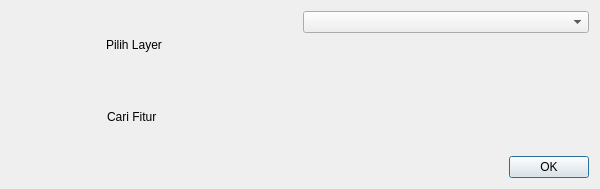
Old version of the form ui/pencarian_fitur.ui in the repository nyanyaon/GeoKKP-GIS.
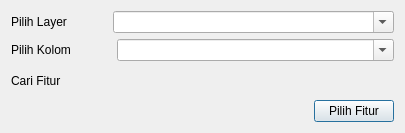
New version of the form. Custom widgets are drawn as their Qt base class.

Commit message: add tool pencarian fitur

The edit to the form file:
```diff
--- a/ui/pencarian_fitur.ui
+++ b/ui/pencarian_fitur.ui
@@ -6,20 +6,33 @@
    <rect>
     <x>0</x>
     <y>0</y>
-    <width>600</width>
-    <height>189</height>
+    <width>405</width>
+    <height>133</height>
    </rect>
   </property>
+  <property name="sizePolicy">
+   <sizepolicy hsizetype="Preferred" vsizetype="Preferred">
+    <horstretch>0</horstretch>
+    <verstretch>0</verstretch>
+   </sizepolicy>
+  </property>
   <property name="windowTitle">
    <string>Pencarian Atribut</string>
   </property>
+  <property name="sizeGripEnabled">
+   <bool>false</bool>
+  </property>
   <layout class="QGridLayout" name="gridLayout">
+   <property name="sizeConstraint">
+    <enum>QLayout::SetMinimumSize</enum>
+   </property>
    <item row="0" column="0">
-    <layout class="QVBoxLayout" name="verticalLayout_3">
-     <item>
-      <layout class="QHBoxLayout" name="horizontalLayout_4">
+    <layout class="QVBoxLayout" name="verticalLayout_2">
        <item>
         <layout class="QVBoxLayout" name="verticalLayout">
+       <property name="sizeConstraint">
+        <enum>QLayout::SetMinimumSize</enum>
+       </property>
          <item>
           <layout class="QHBoxLayout" name="horizontalLayout">
            <item>
@@ -51,58 +64,89 @@
              </property>
             </spacer>
            </item>
-          </layout>
-         </item>
-         <item>
-          <layout class="QHBoxLayout" name="horizontalLayout_2">
-           <item>
-            <widget class="QLabel" name="label_8">
-             <property name="sizePolicy">
-              <sizepolicy hsizetype="Maximum" vsizetype="Preferred">
-               <horstretch>0</horstretch>
-               <verstretch>0</verstretch>
-              </sizepolicy>
-             </property>
-             <property name="text">
-              <string>Cari Fitur </string>
-             </property>
-            </widget>
-           </item>
-           <item>
-            <spacer name="horizontalSpacer_2">
-             <property name="orientation">
-              <enum>Qt::Horizontal</enum>
-             </property>
-             <property name="sizeType">
-              <enum>QSizePolicy::Preferred</enum>
-             </property>
-             <property name="sizeHint" stdset="0">
-              <size>
-               <width>40</width>
-               <height>20</height>
-              </size>
-             </property>
-            </spacer>
-           </item>
-          </layout>
-         </item>
-        </layout>
-       </item>
-       <item>
-        <layout class="QVBoxLayout" name="verticalLayout_2">
          <item>
           <widget class="QgsMapLayerComboBox" name="layerAsal">
-           <property name="sizePolicy">
-            <sizepolicy hsizetype="Minimum" vsizetype="Fixed">
-             <horstretch>0</horstretch>
-             <verstretch>0</verstretch>
-            </sizepolicy>
+           <property name="editable">
+            <bool>true</bool>
            </property>
            <property name="showCrs">
             <bool>true</bool>
            </property>
           </widget>
          </item>
+        </layout>
+       </item>
+       <item>
+        <layout class="QHBoxLayout" name="horizontalLayout_5">
+         <item>
+          <widget class="QLabel" name="label_10">
+           <property name="sizePolicy">
+            <sizepolicy hsizetype="Maximum" vsizetype="Preferred">
+             <horstretch>0</horstretch>
+             <verstretch>0</verstretch>
+            </sizepolicy>
+           </property>
+           <property name="text">
+            <string>Pilih Kolom</string>
+           </property>
+          </widget>
+         </item>
+         <item>
+          <spacer name="horizontalSpacer_4">
+           <property name="orientation">
+            <enum>Qt::Horizontal</enum>
+           </property>
+           <property name="sizeType">
+            <enum>QSizePolicy::Preferred</enum>
+           </property>
+           <property name="sizeHint" stdset="0">
+            <size>
+             <width>40</width>
+             <height>20</height>
+            </size>
+           </property>
+          </spacer>
+         </item>
+         <item>
+          <widget class="QgsFieldComboBox" name="kolomLayer">
+           <property name="editable">
+            <bool>true</bool>
+           </property>
+          </widget>
+         </item>
+        </layout>
+       </item>
+       <item>
+        <layout class="QHBoxLayout" name="horizontalLayout_2">
+         <item>
+          <widget class="QLabel" name="label_11">
+           <property name="sizePolicy">
+            <sizepolicy hsizetype="Maximum" vsizetype="Preferred">
+             <horstretch>0</horstretch>
+             <verstretch>0</verstretch>
+            </sizepolicy>
+           </property>
+           <property name="text">
+            <string>Cari Fitur</string>
+           </property>
+          </widget>
+         </item>
+         <item>
+          <spacer name="horizontalSpacer_5">
+           <property name="orientation">
+            <enum>Qt::Horizontal</enum>
+           </property>
+           <property name="sizeType">
+            <enum>QSizePolicy::Preferred</enum>
+           </property>
+           <property name="sizeHint" stdset="0">
+            <size>
+             <width>40</width>
+             <height>20</height>
+            </size>
+           </property>
+          </spacer>
+         </item>
          <item>
           <widget class="QgsFeaturePickerWidget" name="cariFitur">
            <property name="fetchGeometry">
@@ -120,7 +164,7 @@
      <item>
       <layout class="QHBoxLayout" name="horizontalLayout_3">
        <item>
-        <spacer name="horizontalSpacer_3">
+        <spacer name="horizontalSpacer_2">
          <property name="orientation">
           <enum>Qt::Horizontal</enum>
          </property>
@@ -135,7 +179,7 @@
        <item>
         <widget class="QPushButton" name="tombolCariFitur">
          <property name="text">
-          <string>OK</string>
+          <string>Pilih Fitur</string>
          </property>
         </widget>
        </item>
@@ -151,6 +195,11 @@
    <extends>QWidget</extends>
    <header>qgsfeaturepickerwidget.h</header>
   </customwidget>
+  <customwidget>
+   <class>QgsFieldComboBox</class>
+   <extends>QComboBox</extends>
+   <header>qgsfieldcombobox.h</header>
+  </customwidget>
   <customwidget>
    <class>QgsMapLayerComboBox</class>
    <extends>QComboBox</extends>
```
Left out of the diff: 16 changed lines with no effect on the pictures. Lines whose indentation alone changed are shown as unchanged. The commit also changes 6 other files.
